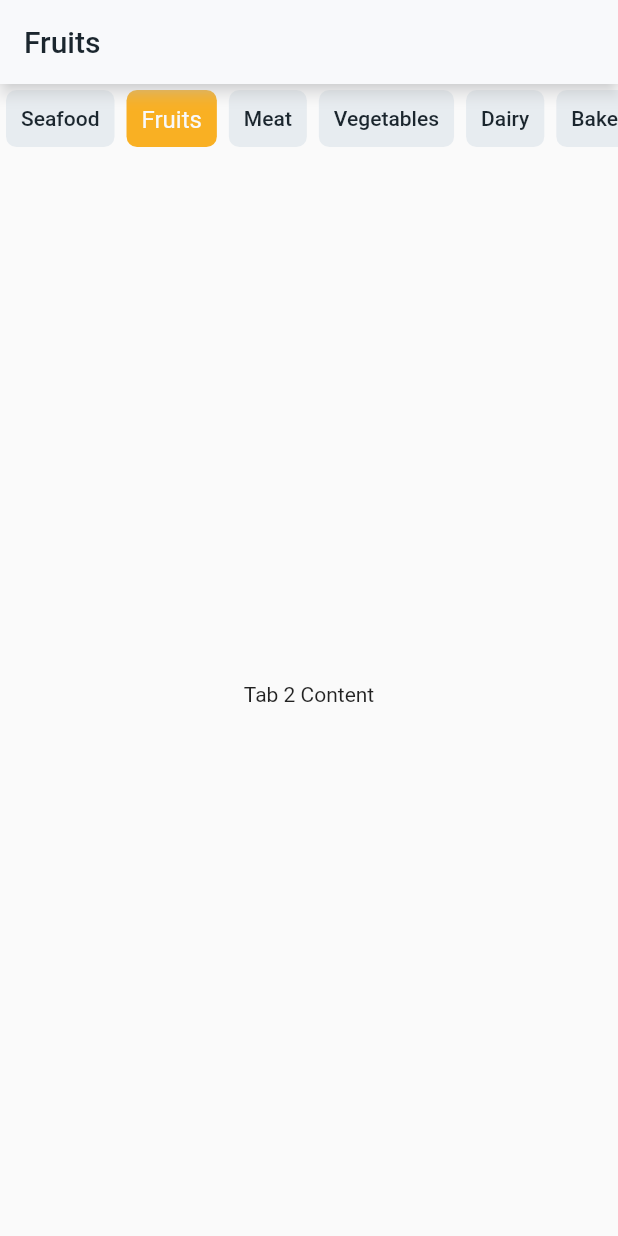
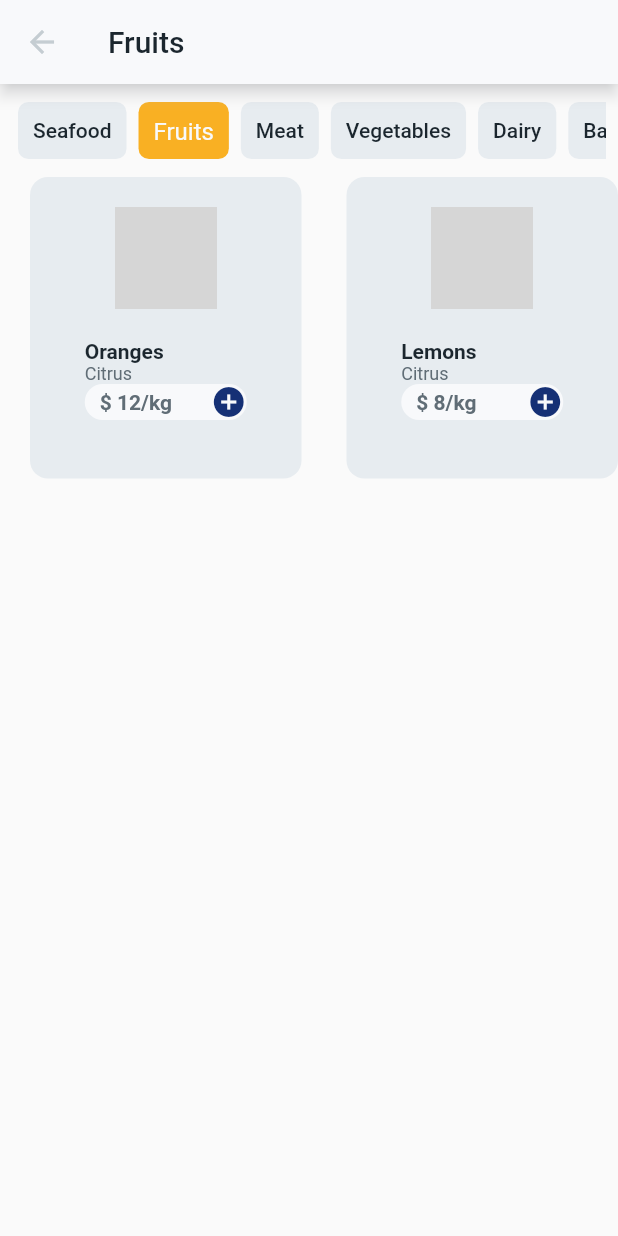
Before and after one commit to 1shabbirhussain/Flutter_Mini_Project, a Flutter app: the screen it shows after launch, item 2 of the bottom bar chosen, on a phone screen of 412 x 824 dp. Run offline on Flutter 3.47's test engine with Material 2 defaults, Android fonts, the phone set to English and light mode, and no system bars; drawn by our look-alikes of buttons_tabbar; our stand-ins replace badges, firebase_auth, firebase_core, flutter_svg, water_drop_nav_bar; accounts and stored records are empty; grey boxes are pictures that could not be loaded.

Commit message:
subcategory ura dia or items ko final kardia

```diff
--- a/lib/custom widgets/card_category.dart
+++ b/lib/custom widgets/card_category.dart
@@ -2,6 +2,7 @@ import 'package:flutter/foundation.dart';
 import 'package:flutter/material.dart';
 import 'package:mynewproject/Assets/colors.dart';
 import 'package:mynewproject/Assets/dummy_data.dart';
+import 'package:mynewproject/screens/items_view.dart';
 import 'package:mynewproject/screens/sub_categories_view.dart';
 
 class CardCategory extends StatelessWidget {
@@ -15,7 +16,7 @@ class CardCategory extends StatelessWidget {
       onTap: () {
         Navigator.push(context, MaterialPageRoute(
           builder: (context) {
-            return Categories2();
+            return ItemsView();
           },
         ));
       },
--- a/lib/screens/categories_view.dart
+++ b/lib/screens/categories_view.dart
@@ -44,7 +44,7 @@ class _CategoriesState extends State<Categories> {
                     ),
                     itemCount: dummyData.length,
                     itemBuilder: (context, index) {
-                      return  CardCategory(
+                      return CardCategory(
                         index: index,
                       );
                     },
--- a/lib/screens/items_view.dart
+++ b/lib/screens/items_view.dart
@@ -3,6 +3,7 @@ import 'package:mynewproject/Assets/colors.dart';
 import 'package:mynewproject/Assets/dummy_data.dart';
 import 'package:buttons_tabbar/buttons_tabbar.dart';
 import 'package:mynewproject/custom%20widgets/card_portrait.dart';
+import 'package:mynewproject/screens/categories_view.dart';
 
 class ItemsView extends StatefulWidget {
   const ItemsView({Key? key});
@@ -14,6 +15,7 @@ class ItemsView extends StatefulWidget {
 class _ItemsViewState extends State<ItemsView>
     with SingleTickerProviderStateMixin {
   late TabController tabbarcontroller;
+
   @override
   void initState() {
     super.initState();
@@ -23,7 +25,12 @@ class _ItemsViewState extends State<ItemsView>
     });
   }
 
-// ---------------------------------------------
+  @override
+  void dispose() {
+    tabbarcontroller.dispose();
+    super.dispose();
+  }
+
   String getTitle() {
     if (tabbarcontroller.index < dummyData.length) {
       return "${dummyData[tabbarcontroller.index]["category"]}";
@@ -32,31 +39,85 @@ class _ItemsViewState extends State<ItemsView>
     }
   }
 
-  // -------------------------------------------------
-  Map<String, dynamic> getItemData(int index) {
-    List<Map<String, dynamic>> subCategoriesAndItems = [];
-
+  List<Map<String, dynamic>> filterDataByTab(int tabIndex) {
+    if (tabIndex == 7) {
+      // If it's the "All" tab, return all items from all subcategories
+      List<Map<String, dynamic>> allItems = [];
       for (var categoryData in dummyData) {
-      List<Map<String, dynamic>> subCategories = categoryData['subCategories'];
+        List<Map<String, dynamic>> subCategories =
+            categoryData['subCategories'];
 
         for (var subCategoryData in subCategories) {
           List<Map<String, dynamic>> items = subCategoryData['items'];
 
-        if (index < items.length) {
-          return {
+          for (var itemData in items) {
+            Map<String, dynamic> newItem = {
               'subCategoryName': subCategoryData['subCategoryName'],
-            'itemName': items[index]['itemName'],
-            'itemPrice': items[index]['itemPrice'],
-            'itemImage': items[index]['itemImage'],
+              'itemName': itemData['itemName'],
+              'itemPrice': itemData['itemPrice'],
+              'itemImage': itemData['itemImage'],
             };
+            allItems.add(newItem);
+          }
+        }
+      }
+      return allItems;
+    } else {
+      // For other tabs, return items for the specific subcategory
+      String subcategoryName =
+          dummyData[tabIndex]["subCategories"][0]["subCategoryName"];
+      List<Map<String, dynamic>> subCategoriesAndItems = [];
+
+      for (var categoryData in dummyData) {
+        List<Map<String, dynamic>> subCategories =
+            categoryData['subCategories'];
+
+        for (var subCategoryData in subCategories) {
+          String currentSubCategoryName = subCategoryData['subCategoryName'];
+
+          if (currentSubCategoryName == subcategoryName) {
+            List<Map<String, dynamic>> items = subCategoryData['items'];
+
+            for (var itemData in items) {
+              Map<String, dynamic> newItem = {
+                'subCategoryName': currentSubCategoryName,
+                'itemName': itemData['itemName'],
+                'itemPrice': itemData['itemPrice'],
+                'itemImage': itemData['itemImage'],
+              };
+
+              subCategoriesAndItems.add(newItem);
+            }
           }
         }
       }
 
-    return {}; // Return an empty map if no data found.
+      return subCategoriesAndItems;
+    }
   }
 
-// --------------------------------------------------
+  Widget buildGridView(int tabIndex) {
+    List<Map<String, dynamic>> itemsToShow = filterDataByTab(tabIndex);
+
+    return GridView.builder(
+      gridDelegate: SliverGridDelegateWithFixedCrossAxisCount(
+        crossAxisCount: 2,
+        crossAxisSpacing: 10,
+        mainAxisSpacing: 20,
+      ),
+      itemCount: itemsToShow.length,
+      itemBuilder: (context, index) {
+        Map<String, dynamic> itemData = itemsToShow[index];
+
+        return PortraitCard(
+          itemName: itemData['itemName'],
+          itemPrice: itemData['itemPrice'],
+          subCategoryName: itemData['subCategoryName'],
+        );
+      },
+    );
+  }
+
   @override
   Widget build(BuildContext context) {
     return SafeArea(
@@ -64,14 +125,33 @@ class _ItemsViewState extends State<ItemsView>
         appBar: AppBar(
           shadowColor: MyColors.black1,
           backgroundColor: MyColors.black1,
+          leading: InkWell(
+            onTap: () {
+              Navigator.push(context, MaterialPageRoute(
+                builder: (context) {
+                  return Categories();
+                },
+              ));
+            },
+            child: CircleAvatar(
+              backgroundColor: MyColors.black1,
+              child: Icon(
+                Icons.arrow_back,
+                color: MyColors.black20,
+              ),
+            ),
+          ),
           title: Text(
             getTitle(),
             style: TextStyle(color: MyColors.black100),
           ),
         ),
-        body: Column(
+        body: Container(
+          child: Column(
             children: [
-            ButtonsTabBar(
+              Padding(
+                padding: const EdgeInsets.all(8.0),
+                child: ButtonsTabBar(
                   contentPadding: EdgeInsets.all(10),
                   controller: tabbarcontroller,
                   backgroundColor: MyColors.yellowD,
@@ -80,7 +160,8 @@ class _ItemsViewState extends State<ItemsView>
                   labelStyle: TextStyle(
                     fontSize: 16,
                     color: MyColors.black1,
-                  fontWeight: FontWeight.w400),
+                    fontWeight: FontWeight.w400,
+                  ),
                   tabs: [
                     Tab(
                       text: "${dummyData[0]["category"]}",
@@ -108,38 +189,26 @@ class _ItemsViewState extends State<ItemsView>
                     ),
                   ],
                 ),
+              ),
               Expanded(
                 child: TabBarView(
                   controller: tabbarcontroller,
                   children: [
-                  GridView.builder(
-                    gridDelegate: SliverGridDelegateWithFixedCrossAxisCount(
-                      crossAxisCount: 2,
-                    ),
-                    itemCount: 2,
-                    itemBuilder: (context, index) {
-                      Map<String, dynamic> itemData = getItemData(index);
-
-                      return PortraitCard(
-                        itemName: itemData['itemName'],
-                        itemPrice: itemData['itemPrice'],
-                        subCategoryName: itemData['subCategoryName'],
-                      );
-                    },
-                  ),
-                  Center(child: Text("Tab 2 Content")),
-                  Center(child: Text("Tab 3 Content")),
-                  Center(child: Text("Tab 4 Content")),
-                  Center(child: Text("Tab 5 Content")),
-                  Center(child: Text("Tab 6 Content")),
-                  Center(child: Text("Tab 7 Content")),
-                  Center(child: Text("Tab 7 Content")),
+                    buildGridView(0),
+                    buildGridView(1),
+                    buildGridView(2),
+                    buildGridView(3),
+                    buildGridView(4),
+                    buildGridView(5),
+                    buildGridView(6),
+                    buildGridView(7), // Show all items for the "All" tab
                   ],
                 ),
               ),
             ],
           ),
         ),
+      ),
     );
   }
 }
--- a/lib/screens/sub_categories_view.dart
+++ b/lib/screens/sub_categories_view.dart
@@ -4,6 +4,7 @@ import 'package:mynewproject/Assets/dummy_data.dart';
 import 'package:mynewproject/custom%20widgets/card_sub_category.dart';
 import 'package:mynewproject/custom%20widgets/header_categories.dart';
 import 'package:mynewproject/screens/home_view.dart';
+import 'package:mynewproject/screens/items_view.dart';
 
 class Categories2 extends StatefulWidget {
   const Categories2({super.key});
@@ -103,8 +104,10 @@ class _Categories2State extends State<Categories2> {
                           ['startingPrice'],
                       subCategoryImage: "images/ImageIcon.png",
                       onTap: () {
-                        Navigator.push(context,
-                            MaterialPageRoute(builder: (context) => Home()));
+                        Navigator.push(
+                            context,
+                            MaterialPageRoute(
+                                builder: (context) => ItemsView()));
                       },
                     );
                   }),
```
Lines whose indentation alone changed are shown as unchanged.
